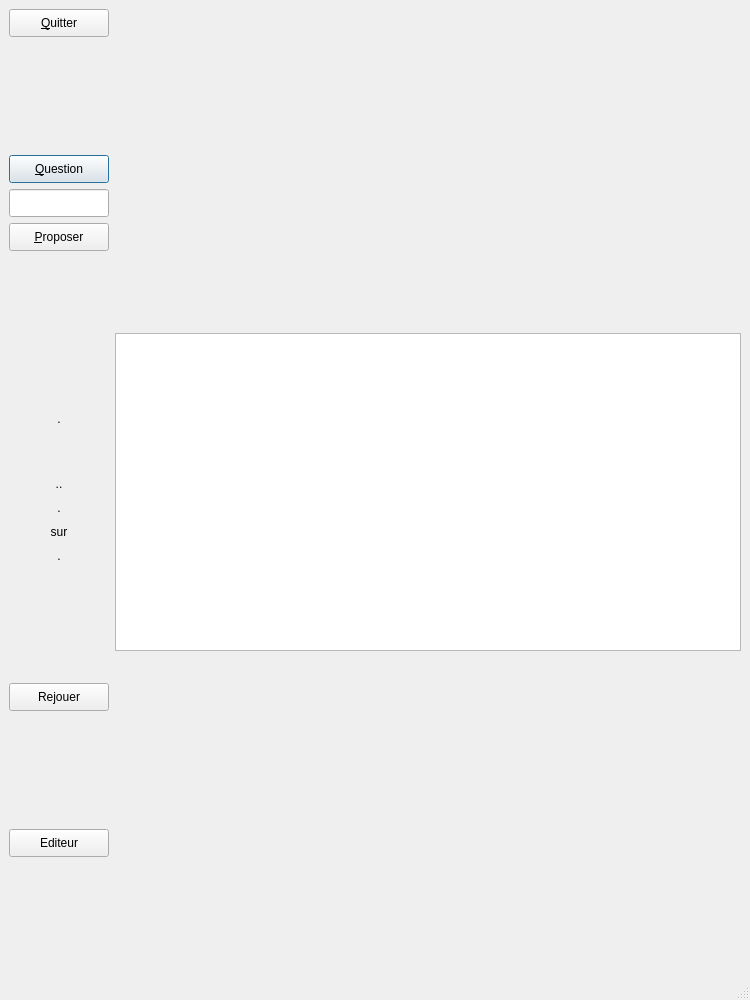
Old version of the form exercice.ui in the repository Txikilinux/leterrier-calculment.
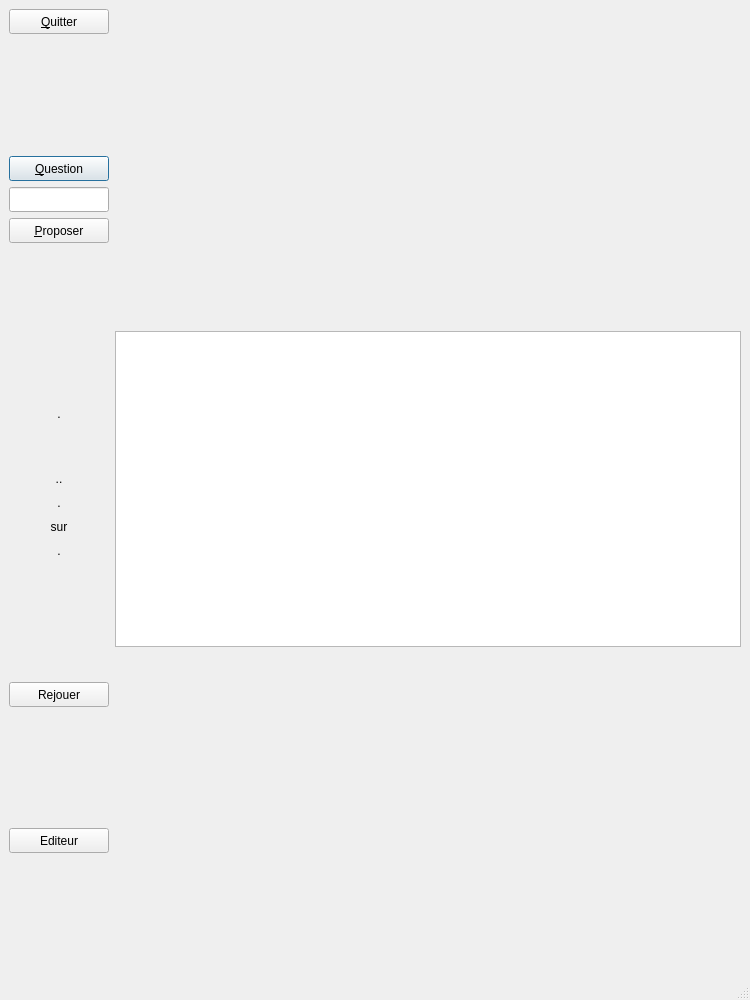
New version of the form.

Commit message: Passage de parents aux baudruches (les exercices) + nom donnés aux exercices.

```diff
--- a/exercice.ui
+++ b/exercice.ui
@@ -40,7 +40,7 @@
         <property name="minimumSize">
          <size>
           <width>0</width>
-          <height>28</height>
+          <height>25</height>
          </size>
         </property>
         <property name="maximumSize">
@@ -77,7 +77,7 @@
           <property name="minimumSize">
            <size>
             <width>0</width>
-            <height>28</height>
+            <height>25</height>
            </size>
           </property>
           <property name="maximumSize">
@@ -99,7 +99,7 @@
           <property name="minimumSize">
            <size>
             <width>0</width>
-            <height>28</height>
+            <height>25</height>
            </size>
           </property>
           <property name="maximumSize">
@@ -115,7 +115,7 @@
           <property name="minimumSize">
            <size>
             <width>0</width>
-            <height>28</height>
+            <height>25</height>
            </size>
           </property>
           <property name="maximumSize">
@@ -276,7 +276,7 @@
         <property name="minimumSize">
          <size>
           <width>0</width>
-          <height>28</height>
+          <height>25</height>
          </size>
         </property>
         <property name="maximumSize">
@@ -311,7 +311,7 @@
         <property name="minimumSize">
          <size>
           <width>0</width>
-          <height>28</height>
+          <height>25</height>
          </size>
         </property>
         <property name="maximumSize">
@@ -340,7 +340,7 @@
       </item>
      </layout>
     </item>
-    <item row="0" column="1">
+    <item row="0" column="2">
      <spacer name="verticalSpacer_6">
       <property name="orientation">
        <enum>Qt::Vertical</enum>
@@ -353,7 +353,7 @@
       </property>
      </spacer>
     </item>
-    <item row="1" column="1">
+    <item row="1" column="1" colspan="2">
      <widget class="QGraphicsView" name="vue">
       <property name="enabled">
        <bool>true</bool>
```
The commit also changes 3 other files.
